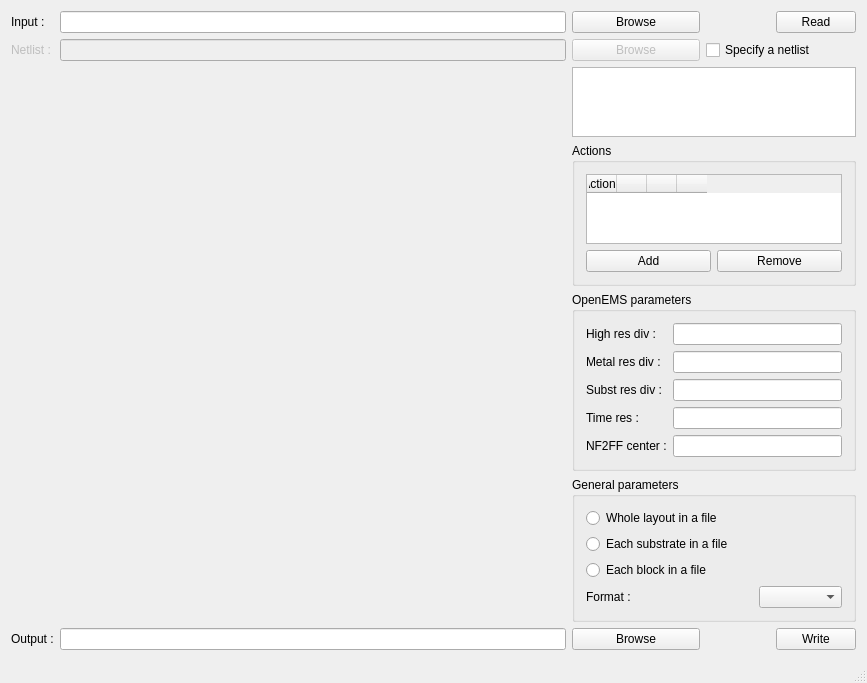
The window that src/mainwindow.ui (thomaslepoix/Qucs-RFlayout) describes before a commit, drawn with Qt 5.
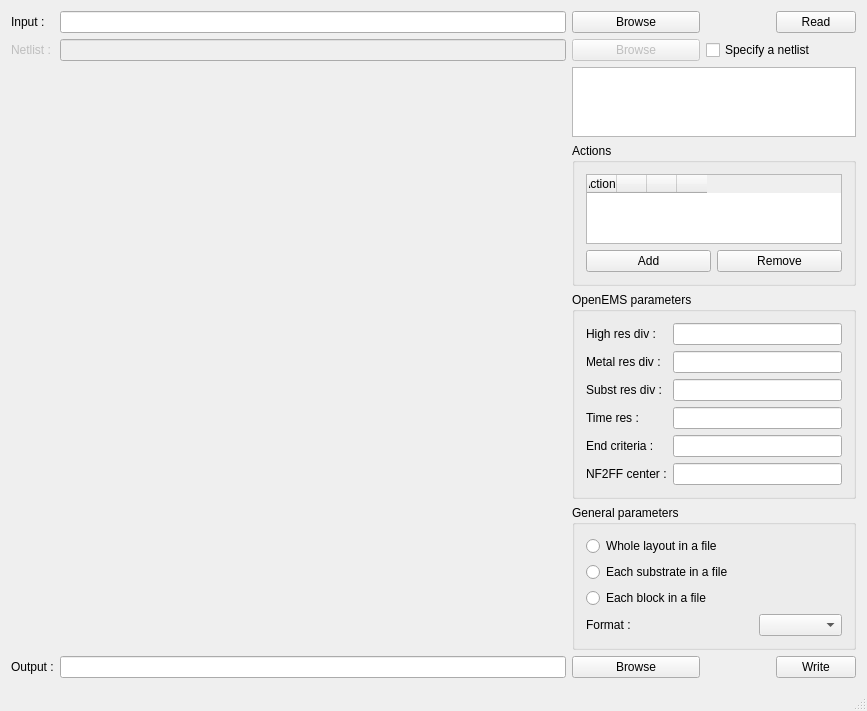
The same window after the commit. Custom widgets are drawn as their Qt base class.

Commit message: fix #19 : add --oems-end-criteria & refacto/bugfix : use copy ctor to reset Data & rm MainWindow Data duplicated vars

Patch:
```diff
--- a/src/mainwindow.ui
+++ b/src/mainwindow.ui
@@ -110,7 +110,7 @@
      </widget>
     </item>
 
-    <item row="8" column="2" rowspan="5" colspan="4">
+    <item row="8" column="2" rowspan="6" colspan="4">
      <widget class="QGroupBox" name="gb_oems">
       <property name="title">
        <string>OpenEMS parameters</string>
@@ -157,6 +157,16 @@
         </widget>
        </item>
        <item row="4" column="2">
+        <widget class="QLabel" name="l_oems_end_criteria">
+         <property name="toolTip">
+          <string>Energy decay for normal simulation end</string>
+         </property>
+         <property name="text">
+          <string>End criteria :</string>
+         </property>
+        </widget>
+       </item>
+       <item row="5" column="2">
         <widget class="QLabel" name="l_oems_nf2ff_center">
          <property name="toolTip">
           <string>Far field radiation center
@@ -180,6 +190,9 @@
         <widget class="QLineEdit" name="le_oems_timeres"/>
        </item>
        <item row="4" column="5">
+        <widget class="QLineEdit" name="le_oems_end_criteria"/>
+       </item>
+       <item row="5" column="5">
         <widget class="QLineEdit" name="le_oems_nf2ff_center">
          <property name="acceptDrops">
           <bool>true</bool>
@@ -199,7 +212,7 @@
       </property>
      </widget>
     </item>
-    <item row="2" column="0" rowspan="15" colspan="2">
+    <item row="2" column="0" rowspan="16" colspan="2">
      <widget class="Preview" name="glw_preview" native="true"/>
     </item>
     <item row="0" column="2" colspan="2">
@@ -234,7 +247,7 @@
      </widget>
     </item>
 
-    <item row="13" column="2" rowspan="4" colspan="4">
+    <item row="14" column="2" rowspan="4" colspan="4">
      <widget class="QGroupBox" name="gb_general">
       <property name="title">
        <string>General parameters</string>
@@ -284,24 +297,24 @@
      </widget>
     </item>
 
-    <item row="17" column="0">
+    <item row="18" column="0">
      <widget class="QLabel" name="l_output">
       <property name="text">
        <string>Output :</string>
       </property>
      </widget>
     </item>
-    <item row="17" column="1">
+    <item row="18" column="1">
      <widget class="QLineEdit" name="le_path_out"/>
     </item>
-    <item row="17" column="2" colspan="2">
+    <item row="18" column="2" colspan="2">
      <widget class="QPushButton" name="pb_browse_out">
       <property name="text">
        <string>Browse</string>
       </property>
      </widget>
     </item>
-    <item row="17" column="5">
+    <item row="18" column="5">
      <widget class="QPushButton" name="pb_write">
       <property name="text">
        <string>Write</string>
```
The commit also changes 8 other files.
